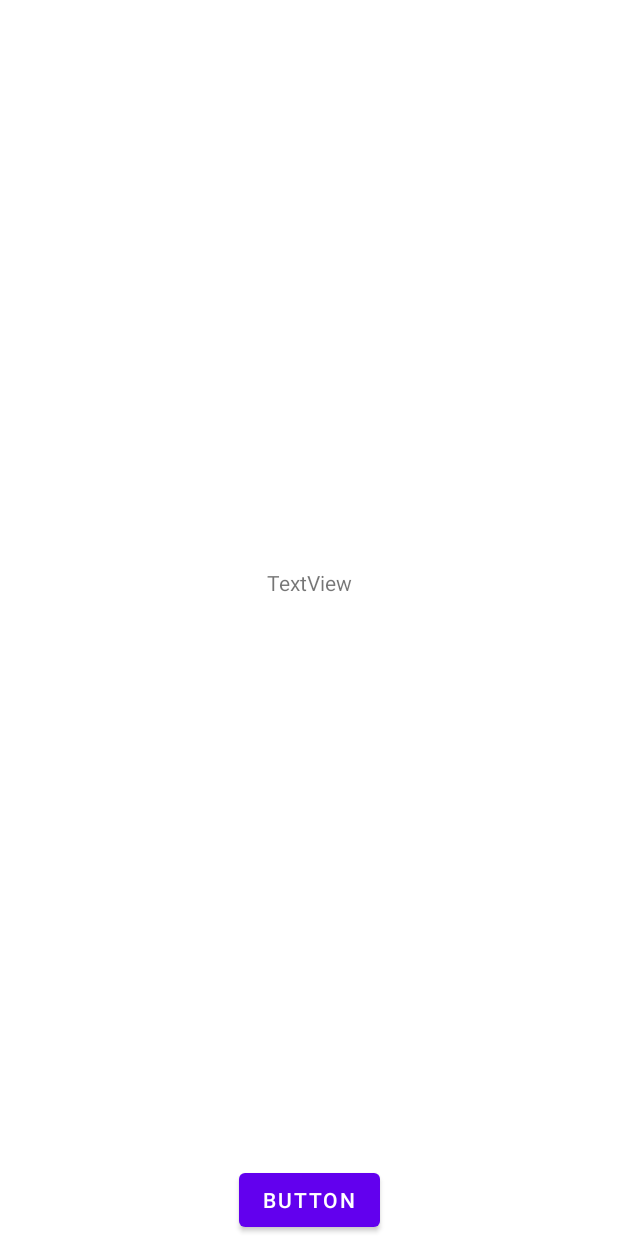
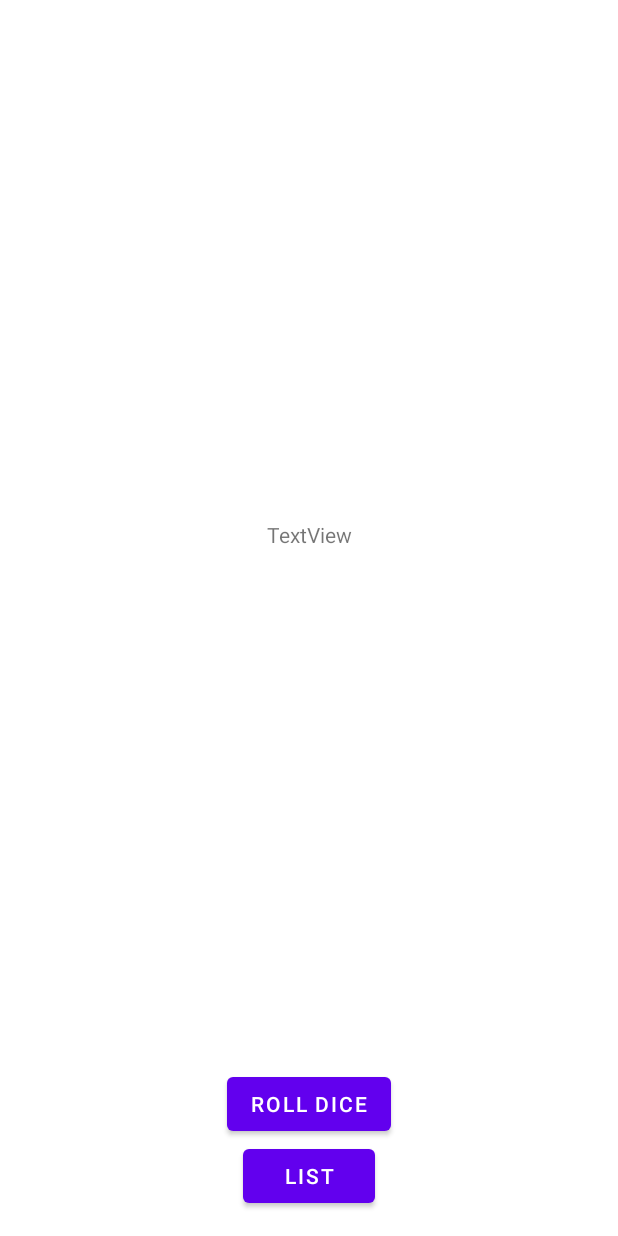
Before and after one commit to fredelinhares/diceroll, an Android app: the screen it shows after launch (MainActivity), on a phone screen of 412 x 824 dp. Run offline under Robolectric (Android 15) with nearby library versions, the phone set to English and light mode, and no system bars.

Commit message:
add navigation from mainfragment to DiceRollListFragment

```diff
--- a/diceroller/diceroll/src/main/java/com/example/diceroll/MainFragment.kt
+++ b/diceroller/diceroll/src/main/java/com/example/diceroll/MainFragment.kt
@@ -5,6 +5,7 @@ import android.view.LayoutInflater
 import android.view.View
 import android.view.ViewGroup
 import androidx.fragment.app.Fragment
+import androidx.navigation.fragment.findNavController
 import com.example.diceroll.databinding.FragmentMainBinding
 import kotlin.random.Random
 import org.koin.androidx.viewmodel.ext.android.viewModel
@@ -31,6 +32,10 @@ class MainFragment : Fragment() {
             val randomNumber: Int = Random.Default.nextInt(6)
             binding.rollResultTextView.text = "Result: " + randomNumber
         }
+
+        binding.listPageBtn.setOnClickListener {
+            findNavController().navigate(R.id.action_mainFragment_to_diceRollListFragment, null)
+        }
     }
 
     override fun onDestroyView() {
--- a/diceroller/diceroll/src/main/res/layout/fragment_main.xml
+++ b/diceroller/diceroll/src/main/res/layout/fragment_main.xml
@@ -18,7 +18,19 @@
         android:id="@+id/rollDiceButton"
         android:layout_width="wrap_content"
         android:layout_height="wrap_content"
-        android:text="Button"
+        android:text="Roll Dice"
+        app:layout_constraintBottom_toTopOf="@+id/listPageBtn"
+        app:layout_constraintEnd_toEndOf="parent"
+        app:layout_constraintStart_toStartOf="parent"
+        app:layout_constraintTop_toTopOf="parent"
+        app:layout_constraintVertical_bias="1.0" />
+
+    <Button
+        android:id="@+id/listPageBtn"
+        android:layout_width="wrap_content"
+        android:layout_height="wrap_content"
+        android:layout_marginBottom="16dp"
+        android:text="List"
         app:layout_constraintBottom_toBottomOf="parent"
         app:layout_constraintEnd_toEndOf="parent"
         app:layout_constraintStart_toStartOf="parent" />
--- a/diceroller/diceroll/src/main/res/navigation/navigation_diceroll.xml
+++ b/diceroller/diceroll/src/main/res/navigation/navigation_diceroll.xml
@@ -9,5 +9,13 @@
         android:id="@+id/mainFragment"
         android:name="com.example.diceroll.MainFragment"
         android:label="fragment_main"
-        tools:layout="@layout/fragment_main" />
+        tools:layout="@layout/fragment_main" >
+        <action
+            android:id="@+id/action_mainFragment_to_diceRollListFragment"
+            app:destination="@id/diceRollListFragment" />
+    </fragment>
+    <fragment
+        android:id="@+id/diceRollListFragment"
+        android:name="com.example.diceroll.ui.dicerollList.DiceRollListFragment"
+        android:label="DiceRollListFragment" />
 </navigation>
```
